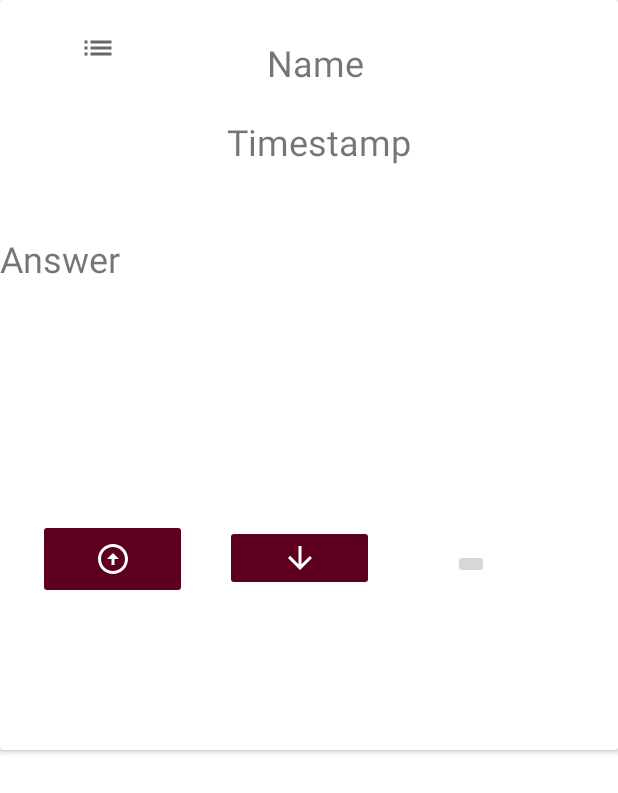
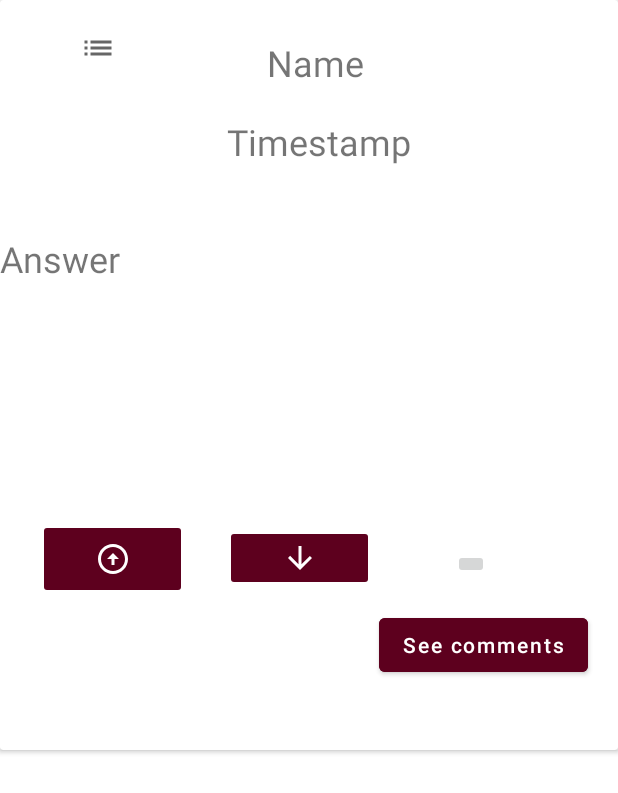
Before and after one commit to Team-4-Quora/android, an Android app: the layout answer_card.xml on its own in the app's theme, with its tools: preview values and no code run, on a phone screen of 412 x 824 dp. Shown: the top 793 px of the screen. Run offline under Robolectric (Android 15) with nearby library versions, the phone set to English and light mode, and no system bars.

Commit message:
changes made

```diff
--- a/app/src/main/res/layout/answer_card.xml
+++ b/app/src/main/res/layout/answer_card.xml
@@ -104,6 +104,17 @@
                 app:layout_constraintStart_toEndOf="@+id/button2"
                 app:layout_constraintTop_toBottomOf="@+id/answer" />
 
+            <Button
+                android:layout_width="wrap_content"
+                android:layout_height="wrap_content"
+                android:layout_marginTop="100dp"
+                android:layout_marginEnd="20dp"
+                android:backgroundTint="#5D001E"
+                android:text="See comments"
+                android:textAllCaps="false"
+                app:layout_constraintEnd_toEndOf="parent"
+                app:layout_constraintTop_toBottomOf="@+id/answer" />
+
 
         </androidx.constraintlayout.widget.ConstraintLayout>
 
```
